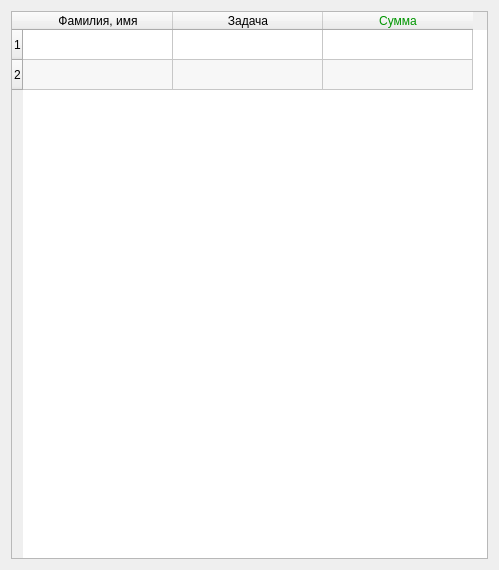
Above: finance.ui from AnGREATern/kanbaner before the change. Below: the same form after it.
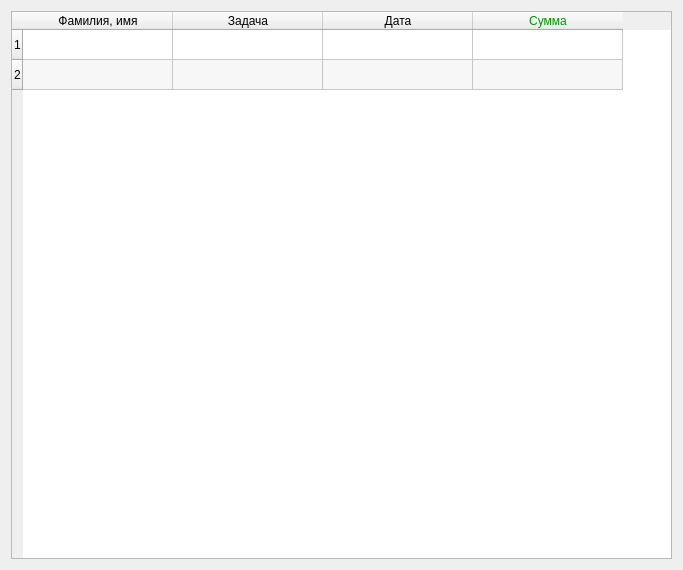
That is the form after the change.

Commit message: Добавление даты в финансы

```diff
--- a/finance.ui
+++ b/finance.ui
@@ -6,7 +6,7 @@
    <rect>
     <x>0</x>
     <y>0</y>
-    <width>499</width>
+    <width>683</width>
     <height>570</height>
    </rect>
   </property>
@@ -59,6 +59,11 @@
        <string>Задача</string>
       </property>
      </column>
+     <column>
+      <property name="text">
+       <string>Дата</string>
+      </property>
+     </column>
      <column>
       <property name="text">
        <string>Сумма</string>
@@ -81,7 +86,7 @@
        </brush>
       </property>
      </column>
-     <item row="0" column="2">
+     <item row="0" column="3">
       <property name="text">
        <string/>
       </property>
```
The commit also changes 2 other files.
